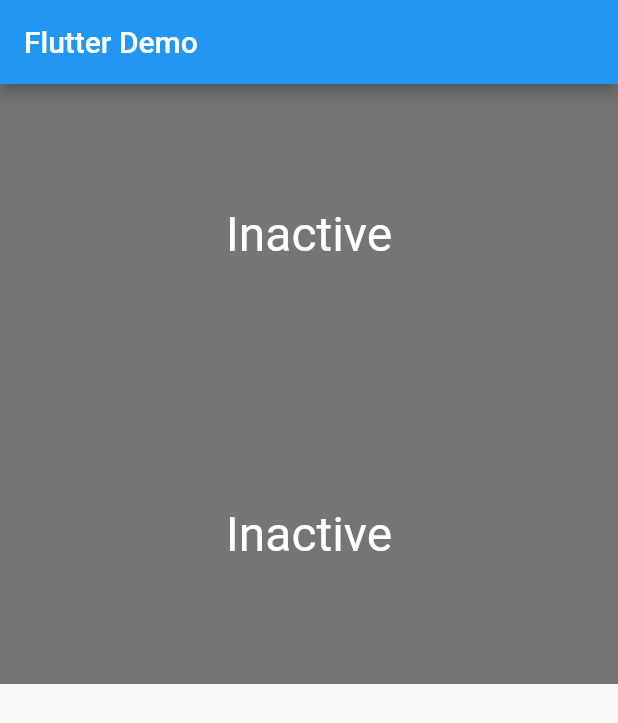
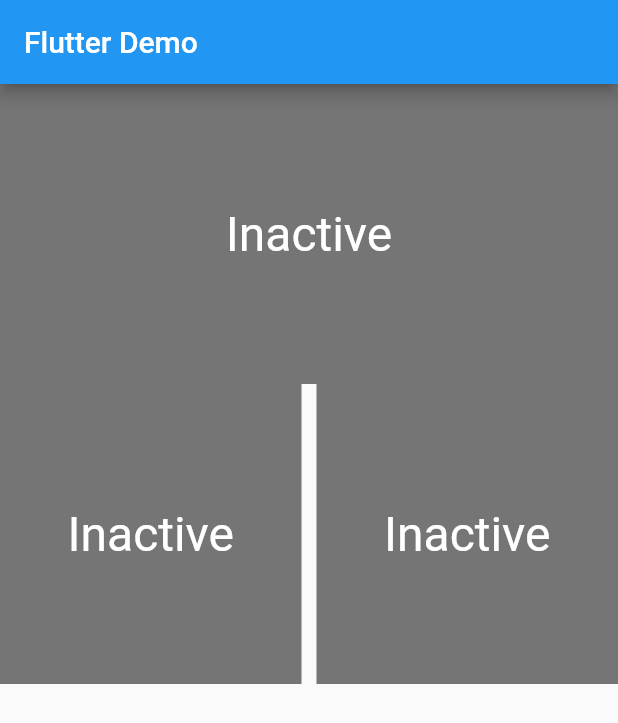
Before and after one commit to imagochan/state_tutorial_app, a Flutter app: the screen it shows after launch, on a phone screen of 412 x 824 dp. Shown: the top 723 px of the screen. Run offline on Flutter 3.47's test engine with Material 2 defaults, Android fonts, the phone set to English and light mode, and no system bars.

Commit message:
fixed tap box c

```diff
--- a/lib/main.dart
+++ b/lib/main.dart
@@ -25,10 +25,23 @@
   @override
   Widget build(BuildContext context) {
     return SizedBox(
-      child: TapboxB(
-        active: _active,
-        onChanged: _handleTapboxChanged,
-      ),
+      child: Row(
+        children: [
+          Expanded(
+            child: TapboxB(
+              active: _active,
+              onChanged: _handleTapboxChanged,
+            ),
+          ),
+          const SizedBox(width: 10,),
+          Expanded(
+            child: TapboxC(
+              active: _active,
+              onChanged: _handleTapboxChanged,
+            ),
+          ),
+        ],
+      )
     );
   }
 }
@@ -111,6 +124,77 @@
   }
 }
 
+//----------------------------- TapboxC ------------------------------
+
+class TapboxC extends StatefulWidget {
+  const TapboxC({
+    super.key,
+    this.active = false,
+    required this.onChanged,
+  });
+
+  final bool active;
+  final ValueChanged<bool> onChanged;
+
+  @override
+  State<TapboxC> createState() => _TapboxCState();
+}
+
+class _TapboxCState extends State<TapboxC> {
+  bool _highlight = false;
+
+  void _handleTapDown(TapDownDetails details) {
+    setState(() {
+      _highlight = true;
+    });
+  }
+
+  void _handleTapUp(TapUpDetails details) {
+    setState(() {
+      _highlight = false;
+    });
+  }
+
+  void _handleTapCancel() {
+    setState(() {
+      _highlight = false;
+    });
+  }
+
+  void _handleTap() {
+    widget.onChanged(!widget.active);
+  }
+
+  @override
+  Widget build(BuildContext context) {
+    // This example adds a green border on tap down.
+    // On tap up, the square changes to the opposite state.
+    return GestureDetector(
+      onTapDown: _handleTapDown, // Handle the tap events in the order that
+      onTapUp: _handleTapUp, // they occur: down, up, tap, cancel
+      onTap: _handleTap,
+      onTapCancel: _handleTapCancel,
+      child: Container(
+        width: 200,
+        height: 200,
+        decoration: BoxDecoration(
+          color: widget.active ? Colors.lightGreen[700] : Colors.grey[600],
+          border: _highlight
+              ? Border.all(
+                  color: Colors.teal[700]!,
+                  width: 10,
+                )
+              : null,
+        ),
+        child: Center(
+          child: Text(widget.active ? 'Active' : 'Inactive',
+              style: const TextStyle(fontSize: 32, color: Colors.white)),
+        ),
+      ),
+    );
+  }
+}
+
 //------------------------- MyApp ----------------------------------
 
 class MyApp extends StatelessWidget {
```
